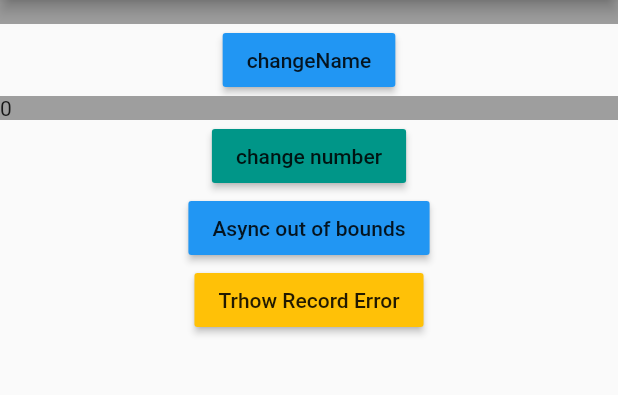
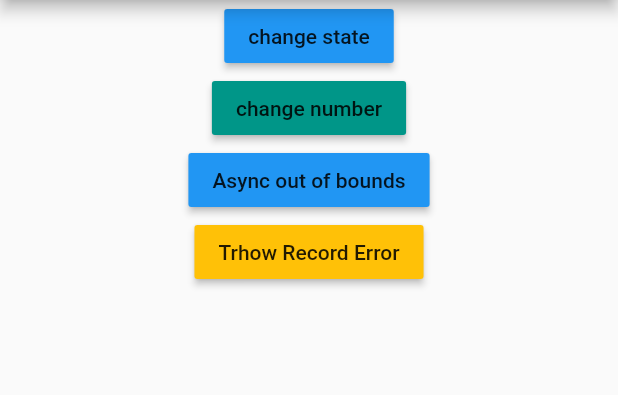
Before and after one commit to dedycloud/flutter_crashlytics, a Flutter app: the screen it shows after launch, on a phone screen of 412 x 824 dp, the part 84-479 px from its top. Run offline on Flutter 3.47's test engine with Material 2 defaults, Android fonts, the phone set to English and light mode, and no system bars; our stand-ins replace firebase_crashlytics, stack_trace; accounts and stored records are empty.

Commit message:
[IMPROVE] main.dart

```diff
--- a/lib/main.dart
+++ b/lib/main.dart
@@ -1,4 +1,4 @@
-import 'dart:async';
+  import 'dart:async';
 
 import 'dart:io';
 import 'package:firebase_crashlytics/firebase_crashlytics.dart';
@@ -64,26 +64,20 @@ class _MyAppState extends State<MyApp> {
         body: Center(
           child: Column(
             children: <Widget>[
-              Container(
-                width: double.infinity,
-                color: Colors.grey,
-                child: Text(name)),
               RaisedButton(
                   color: Colors.blue,
-                  child: const Text('changeName'),
+                  child: const Text('change state'),
                   onPressed: () {
                     try {
                       changeName(null);
                     } catch (exception, stack) {
                       print(DateTime.now());
+                      Crashlytics.instance.setString("fatal", exception);
+                      Crashlytics.instance.log("error state");
                       Crashlytics.instance.recordError(exception, stack,
-                          context: 'error changeName');
+                          context: 'error change state');
                     }
                   }),
-              Container(
-                  width: double.infinity,
-                  color: Colors.grey,
-                  child: Text(number.toString())),
               RaisedButton(
                 color: Colors.teal,
                   child: const Text('change number'),
@@ -93,7 +87,8 @@ class _MyAppState extends State<MyApp> {
                     } catch (exception, stack) {
                       print(DateTime.now());
                       Crashlytics.instance.recordError(exception, stack,
-                          context: 'error changeName');
+                          context: 'error change number');
+                      Crashlytics.instance.log("change number");
                     }
                   }),
               RaisedButton(
```
